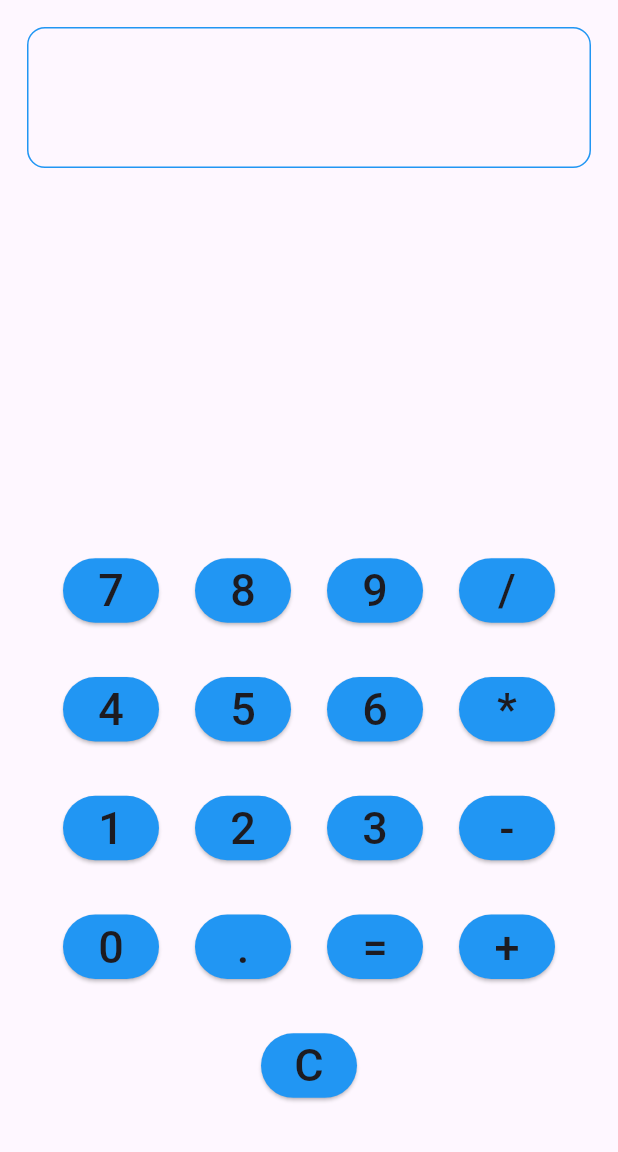
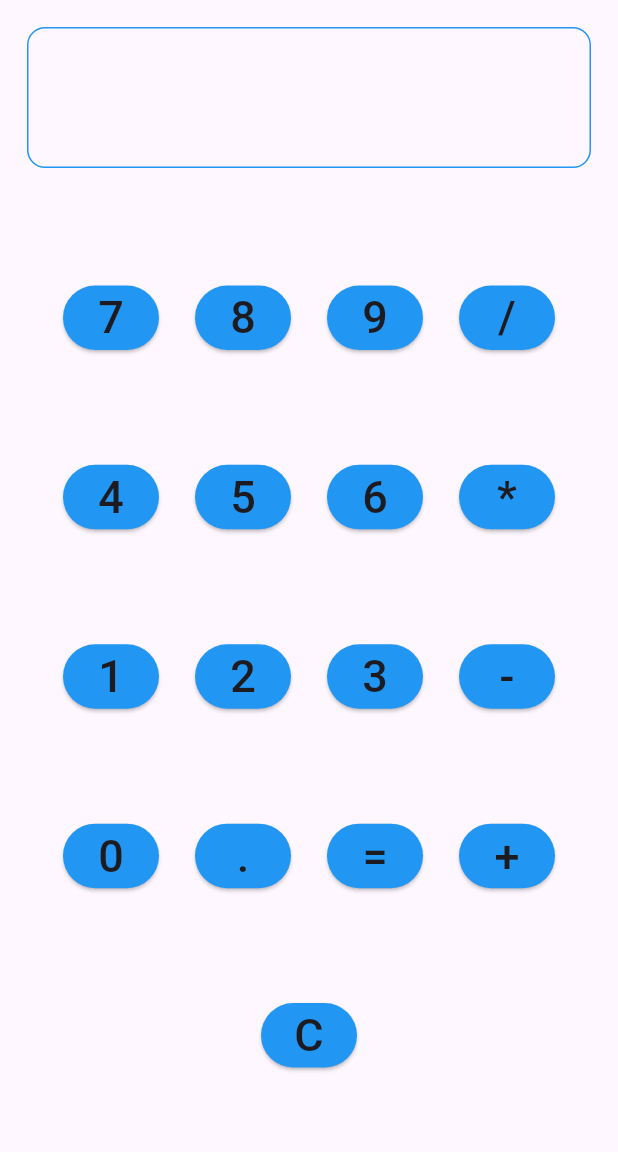
Before and after one commit to FreeFelix/Flutter_Calculator_app, a Flutter app: the screen it shows after launch, on a phone screen of 412 x 824 dp, the part 84-1236 px from its top. Run offline on Flutter 3.47's test engine with Material 3 defaults, Android fonts, the phone set to English and light mode, and no system bars; our stand-ins replace math_expressions.

Commit message:
Update main.dart

```diff
--- a/calculator1/lib/main.dart
+++ b/calculator1/lib/main.dart
@@ -1,3 +1,5 @@
+// TODO: organizing  code in this files  and commenting where it necessary for better maintainability.
+
 import 'package:flutter/material.dart';
 import 'package:math_expressions/math_expressions.dart';
 
@@ -13,8 +15,8 @@ class CalculatorApp extends StatelessWidget {
     return MaterialApp(
       title: 'Flutter Calculator',
       theme: ThemeData(
-        primaryColor: Colors.blue, // Set your primary color
-        hintColor: Colors.orange, // Set your accent color
+        primaryColor: Colors.blue, // Set primary color
+        hintColor: Colors.orange, // Set accent color
         textTheme: const TextTheme(
           headline6: TextStyle(fontSize: 44.0), // Set the headline6 text style
           button: TextStyle(fontSize: 30.0), // Set the button text style
@@ -44,15 +46,14 @@ class _CalculatorScreenState extends State<CalculatorScreen> {
   void onButtonPressed(String buttonText) {
     setState(() {
       if (buttonText == '=') {
-        // When "=" is pressed, calculate the result and set the input to the result
+        // TODO: Validate input before calculation (prevent empty or invalid expressions)
         result = _performCalculation();
         input = result; // Set input to the result for further calculations
       } else if (buttonText == 'C') {
-        // Clear the input and result
+        // TODO: Implement a confirmation dialog for clearing input and result
         input = '';
         result = '';
       } else {
-        // Append the pressed button's text to the input
         input += buttonText;
       }
     });
@@ -60,17 +61,14 @@ class _CalculatorScreenState extends State<CalculatorScreen> {
 
   String _performCalculation() {
     try {
-      // Use the 'input' string to evaluate the expression
       final calculatedResult = calculateExpression(input);
       return calculatedResult.toString();
     } catch (e) {
-      // Handle errors during calculation
       return 'Error';
     }
   }
 
   double calculateExpression(String expression) {
-    // Parse and evaluate the expression using 'dart:math' library
     Parser parser = Parser();
     Expression exp = parser.parse(expression);
     ContextModel cm = ContextModel();
@@ -92,8 +90,8 @@ class _CalculatorScreenState extends State<CalculatorScreen> {
             Container(
               padding: const EdgeInsets.symmetric(horizontal: 23.0, vertical: 18.0),
               decoration: BoxDecoration(
-                border: Border.all(color: Colors.blue), // Add a border for style
-                borderRadius: BorderRadius.circular(12.0), // Optional: Add rounded corners
+                border: Border.all(color: Colors.blue),
+                borderRadius: BorderRadius.circular(12.0),
               ),
               child: TextField(
                 controller: TextEditingController(text: input),
@@ -103,10 +101,11 @@ class _CalculatorScreenState extends State<CalculatorScreen> {
                 decoration: const InputDecoration.collapsed(hintText: ''),
               ),
             ),
+            // TODO: Adjusted space between headline and text box.
             const Padding(
-              padding: EdgeInsets.all(120.0),
-              child: SizedBox(height: 2.0),
-            ), // Added space between headline and text box
+              padding: EdgeInsets.all(16.0),
+              child: SizedBox(height: 8.0),
+            ),
             // Buttons row 1
             _buildButtonRow(['7', '8', '9', '/']),
             // Buttons row 2
```
Lines whose indentation alone changed are shown as unchanged.
